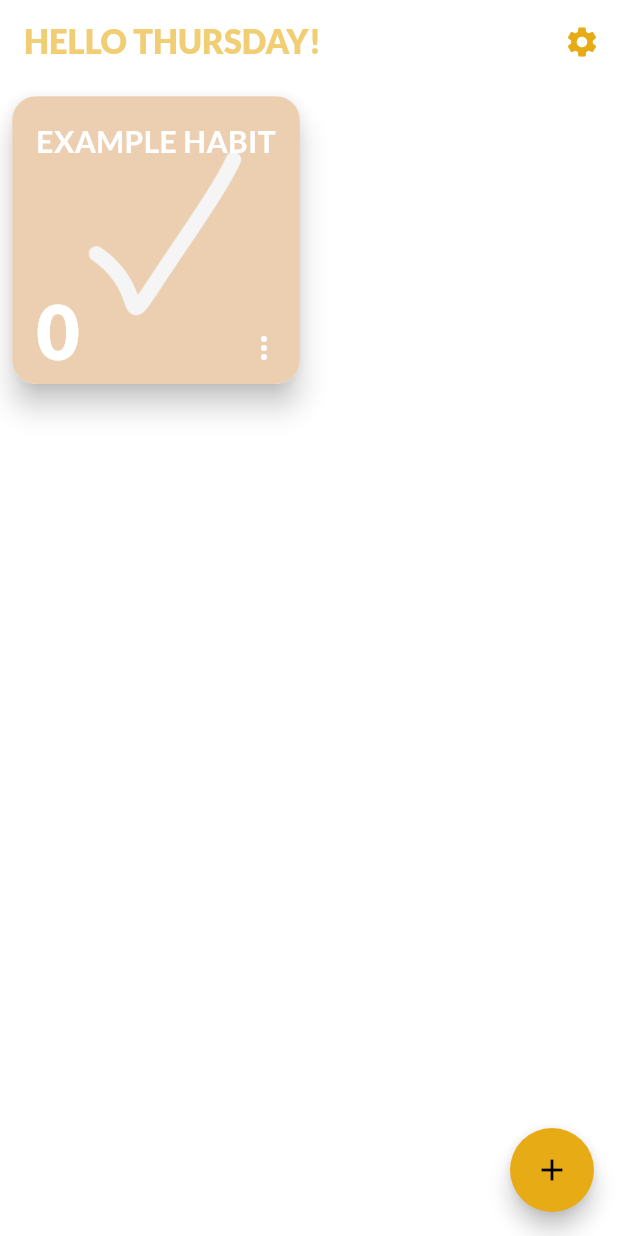
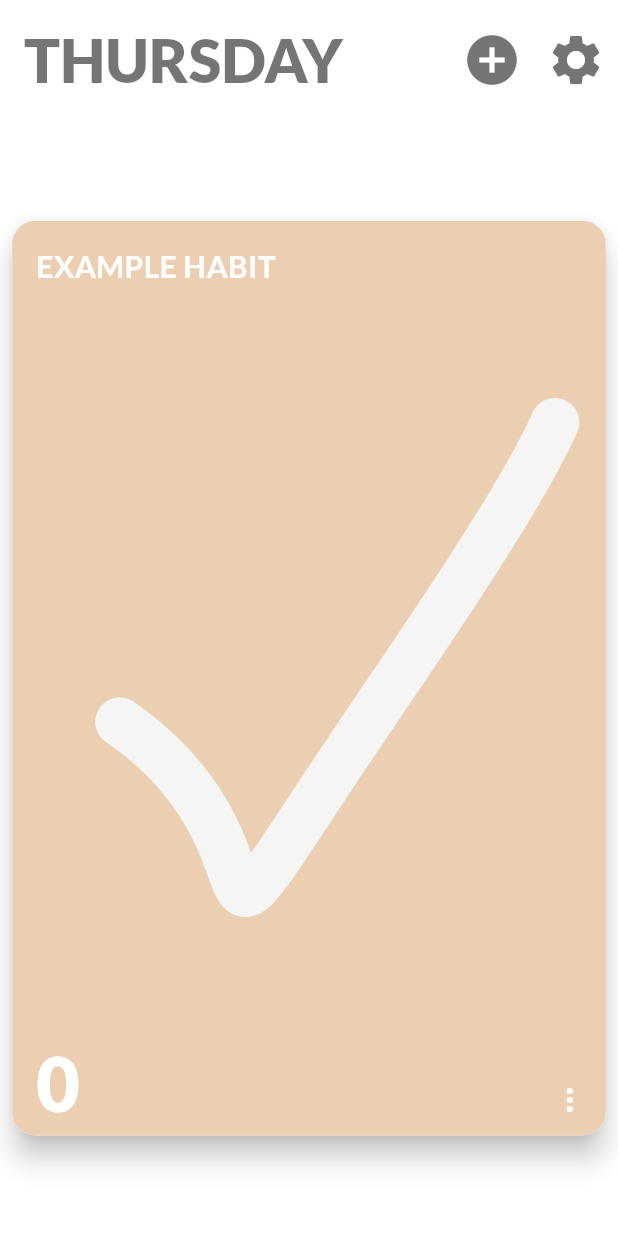
Before and after one commit to agata-miko/skip_the_streak, a Flutter app: the screen it shows after launch, on a phone screen of 412 x 824 dp. Run offline on Flutter 3.47's test engine with Material 3 defaults, Android fonts, the light colour scheme and no system bars; our stand-ins replace bloc, carousel_slider, confetti, flutter_bloc, google_fonts, hive and 1 more; accounts and stored records are empty; generated files the repository leaves out were written again.

Commit message:
habit_layout added (responisve size of the cards depending on the number of habits), appbar in main_habits_screen.dart improved, floating action button removed and iconbutton moved to appbar

```diff
--- a/lib/cubits/milestone_cubit.dart
+++ b/lib/cubits/milestone_cubit.dart
@@ -1,22 +1,49 @@
 import 'package:flutter_bloc/flutter_bloc.dart';
 
 class MilestoneState {
+  final int? milestone;
   final bool isMilestoneSet;
-  final int? milestone;
-  const MilestoneState({required this.isMilestoneSet, this.milestone});
+
+  const MilestoneState({
+    this.milestone,
+    this.isMilestoneSet = false,
+  });
+
+  MilestoneState copyWith({
+    int? milestone,
+    bool? isMilestoneSet,
+  }) {
+    return MilestoneState(
+      milestone: milestone ?? this.milestone,
+      isMilestoneSet: isMilestoneSet ?? this.isMilestoneSet,
+    );
+  }
 }
 
 class MilestoneCubit extends Cubit<MilestoneState> {
   MilestoneCubit() : super(const MilestoneState(isMilestoneSet: false));
 
-  void toggleMilestone(bool isMilestoneSet) {
-    emit(MilestoneState(isMilestoneSet: !state.isMilestoneSet));
+  // Toggle the milestone state
+  void toggleMilestone() {
+    if (state.isMilestoneSet) {
+      // If the milestone is already set, reset it (i.e., set milestone to null)
+      emit(const MilestoneState(isMilestoneSet: false, milestone: null));
+    } else {
+      // If it's not set, keep the current milestone value (if any), or set to a default one
+      // Here, I'm assuming a default value of 1 as an example.
+      emit(MilestoneState(
+        isMilestoneSet: true,
+        milestone: state.milestone ?? 1, // Use the current milestone or a default
+      ));
+    }
   }
 
+  // Reset the milestone to its initial state
   void resetMilestone() {
-    emit(const MilestoneState(isMilestoneSet: false));
+    emit(const MilestoneState(isMilestoneSet: false, milestone: null));
   }
 
+  // Set a specific milestone
   void setMilestone(int milestone) {
     emit(MilestoneState(isMilestoneSet: true, milestone: milestone));
   }
--- a/lib/screens/main_habits_screen.dart
+++ b/lib/screens/main_habits_screen.dart
@@ -5,6 +5,7 @@ import 'package:flutter_bloc/flutter_bloc.dart';
 import '../cubits/hive_cubit.dart';
 import 'package:skip_the_streak/screens/add_habit_screen.dart';
 import '../cubits/hive_state.dart';
+import '../widgets/habit_layout.dart';
 import 'settings_screen.dart';
 import '../widgets/habit_card.dart';
 
@@ -19,15 +20,12 @@ class _MainHabitsScreenState extends State<MainHabitsScreen> {
   @override
   void initState() {
     super.initState();
-    context
-        .read<HiveCubit>()
-        .loadHabits();
+    context.read<HiveCubit>().loadHabits();
     context.read<HiveCubit>().initializeWithDummyHabit();
   }
 
   @override
   Widget build(BuildContext context) {
-
     final screenSize = MediaQuery.of(context).size;
     final screenWidth = screenSize.width;
     final double cardPadding = screenWidth * 0.01;
@@ -39,28 +37,70 @@ class _MainHabitsScreenState extends State<MainHabitsScreen> {
           scrolledUnderElevation: 0,
           title: Builder(
             builder: (BuildContext context) {
-              final locale = Localizations.localeOf(context).toString(); // Get current locale
+              final locale = Localizations.localeOf(context)
+                  .toString(); // Get current locale
               final now = DateTime.now(); // Current date
-              final dayOfWeek = DateFormat('EEEE', locale).format(now); // Localized day
-              final date = DateFormat('dd MMMM', locale).format(now); // Localized date
-              final titleText = '$dayOfWeek' ; // Combine day and date
+              final dayOfWeek =
+                  DateFormat('EEEE', locale).format(now); // Localized day
+              final date =
+                  DateFormat('dd MMMM', locale).format(now); // Localized date
+              final titleText = '$dayOfWeek'; // Combine day and date
 
-              return Text('Hello $titleText!'.toUpperCase(), style: Theme.of(context).textTheme.titleLarge?.copyWith( // Apply the theme's TextStyle
-                fontWeight: FontWeight.w900, color: Color(0xFFE7AC15).withOpacity(0.6))); // Display the localized title
+              return Text('$titleText'.toUpperCase(),
+                  style: Theme.of(context).textTheme.titleLarge?.copyWith(
+                        // Apply the theme's TextStyle
+                        fontWeight: FontWeight.w900,
+                        fontSize: 40,
+                        color: Colors.black54,
+                      )); // Display the localized title
             },
           ),
           actions: [
+            IconButton(
+                onPressed: () {
+                  showModalBottomSheet(
+                    context: context,
+                    isScrollControlled: true, // Allows for full-height modals
+                    shape: const RoundedRectangleBorder(
+                      borderRadius: BorderRadius.vertical(
+                          top: Radius.circular(20),
+                          bottom: Radius.zero), // Rounded corners for the modal
+                    ),
+                    builder: (BuildContext context) {
+                      return const ClipRRect(
+                        borderRadius: BorderRadius.vertical(
+                            top: Radius.circular(20), bottom: Radius.zero),
+                        child: FractionallySizedBox(
+                          heightFactor: 0.9, // Use 90% of the screen height
+                          child: AddHabitScreen(),
+                        ),
+                      );
+                    },
+                  );
+                },
+                icon: Icon(
+                  Icons.add_circle,
+                  size: 40,
+                  color: Colors.black54,
+                )),
             Builder(
               builder: (BuildContext context) {
                 return IconButton(
-                  icon: const Icon(Icons.settings, color: Color(0xFFE7AC15),), // Settings icon
+                  icon: const Icon(
+                    Icons.settings,
+                    size: 40,
+                    color: Colors.black54,
+                  ),
+                  // Settings icon
                   onPressed: () {
                     showModalBottomSheet(
                       context: context,
                       isScrollControlled: true, // Allows for full-height modals
                       shape: const RoundedRectangleBorder(
                         borderRadius: BorderRadius.vertical(
-                            top: Radius.circular(20), bottom: Radius.zero), // Rounded corners for the modal
+                            top: Radius.circular(20),
+                            bottom:
+                                Radius.zero), // Rounded corners for the modal
                       ),
                       builder: (BuildContext context) {
                         return ClipRRect(
@@ -77,6 +117,7 @@ class _MainHabitsScreenState extends State<MainHabitsScreen> {
               },
             ),
           ],
+          toolbarHeight: 80,
         ),
         body: Padding(
           padding: EdgeInsets.all(cardPadding),
@@ -94,24 +135,18 @@ class _MainHabitsScreenState extends State<MainHabitsScreen> {
                     } else if (state is HiveLoaded) {
                       final habits =
                           state.habits; // **<--- Get habits from state**
-                      return GridView.builder(
-                        gridDelegate: SliverGridDelegateWithFixedCrossAxisCount(
-                          crossAxisCount: 2,
-                          // Two columns
-                          crossAxisSpacing: cardPadding,
-                          // Space between columns
-                          mainAxisSpacing: cardPadding,
-                          // Space between rows
-                          childAspectRatio: 1,
-                        ),
-                        itemCount: habits.length,
-                        // **<--- Use the number of habits**
-                        itemBuilder: (context, index) {
-                          final habit =
-                              habits[index]; // **<--- Get each habit**
-                          return HabitCard(
-                              card: habit,
-                          habitId: habit.id); // **<--- Pass the habit to the HabitCard**
+                      return BlocBuilder<HiveCubit, HiveState>(
+                        builder: (context, state) {
+                          if (state is HiveLoading) {
+                            return const Center(
+                                child: CircularProgressIndicator());
+                          } else if (state is HiveLoaded) {
+                            return HabitLayout(habits: state.habits);
+                          } else if (state is HiveError) {
+                            return const Center(
+                                child: Text('Failed to load habits'));
+                          }
+                          return const Center(child: Text('No habits found'));
                         },
                       );
                     } else if (state is HiveError) {
@@ -128,30 +163,35 @@ class _MainHabitsScreenState extends State<MainHabitsScreen> {
             ],
           ),
         ),
-        floatingActionButton: FloatingActionButton(
-          shape: const CircleBorder(),
-          backgroundColor: Color(0xFFE7AC15),
-          onPressed: () {
-            showModalBottomSheet(
-              context: context,
-              isScrollControlled: true, // Allows for full-height modals
-              shape: const RoundedRectangleBorder(
-                borderRadius: BorderRadius.vertical(
-                    top: Radius.circular(20), bottom: Radius.zero), // Rounded corners for the modal
-              ),
-              builder: (BuildContext context) {
-                return const ClipRRect(
-                  borderRadius: BorderRadius.vertical(top: Radius.circular(20), bottom: Radius.zero),
-                  child: FractionallySizedBox(
-                    heightFactor: 0.9, // Use 90% of the screen height
-                    child: AddHabitScreen(),
-                  ),
-                );
-              },
-            );
-          },
-          child: const Icon(Icons.add),
-        ),
+        // floatingActionButtonLocation: FloatingActionButtonLocation.centerDocked,
+        // floatingActionButton: FloatingActionButton(
+        //   shape: const CircleBorder(),
+        //   backgroundColor: Color(0xFFE7AC15),
+        //   onPressed: () {
+        //     showModalBottomSheet(
+        //       context: context,
+        //       isScrollControlled: true, // Allows for full-height modals
+        //       shape: const RoundedRectangleBorder(
+        //         borderRadius: BorderRadius.vertical(
+        //             top: Radius.circular(20), bottom: Radius.zero), // Rounded corners for the modal
+        //       ),
+        //       builder: (BuildContext context) {
+        //         return const ClipRRect(
+        //           borderRadius: BorderRadius.vertical(top: Radius.circular(20), bottom: Radius.zero),
+        //           child: FractionallySizedBox(
+        //             heightFactor: 0.9, // Use 90% of the screen height
+        //             child: AddHabitScreen(),
+        //           ),
+        //         );
+        //       },
+        //     );
+        //   },
+        //   child: const Icon(Icons.add),
+        // ),
+        // // bottomNavigationBar: BottomAppBar(
+        // //   shape: const CircularNotchedRectangle(),
+        // //   child: SizedBox(height: 50,),
+        // // ),
       ),
     );
   }
--- /dev/null
+++ b/lib/widgets/habit_layout.dart
@@ -0,0 +1,62 @@
+import 'package:flutter/material.dart';
+import '../models/habit.dart';
+import 'habit_card.dart';
+
+class HabitLayout extends StatelessWidget {
+  final List<Habit> habits;
+
+  const HabitLayout({super.key, required this.habits});
+
+  @override
+  Widget build(BuildContext context) {
+    if (habits.length == 1) {
+      return Center(
+        child: SizedBox(
+          width: MediaQuery.of(context).size.width,
+          height: MediaQuery.of(context).size.width * 1.5,
+          child: HabitCard(card: habits[0], habitId: habits[0].id),
+        ),
+      );
+    } else if (habits.length >= 2 && habits.length <=3) {
+      return Column(
+        children: habits
+            .map((habit) => Expanded(
+          child: Padding(
+            padding: const EdgeInsets.only(bottom: 8, left: 8, right: 8),
+            child: HabitCard(card: habit, habitId: habit.id),
+          ),
+        ))
+            .toList(),
+      );
+    }
+    else if (habits.length == 4) {
+      return GridView.builder(
+        gridDelegate: SliverGridDelegateWithFixedCrossAxisCount(
+          crossAxisCount: MediaQuery.of(context).size.width > 600 ? 3 : 2,
+          crossAxisSpacing: 8,
+          mainAxisSpacing: 8,
+          childAspectRatio: 0.52,
+        ),
+        itemCount: habits.length,
+        itemBuilder: (context, index) => HabitCard(
+          card: habits[index],
+          habitId: habits[index].id,
+        ),
+      );
+      } else {
+      return GridView.builder(
+        gridDelegate: SliverGridDelegateWithFixedCrossAxisCount(
+          crossAxisCount: MediaQuery.of(context).size.width > 600 ? 3 : 2,
+          crossAxisSpacing: 8,
+          mainAxisSpacing: 8,
+          childAspectRatio: 1,
+        ),
+        itemCount: habits.length,
+        itemBuilder: (context, index) => HabitCard(
+          card: habits[index],
+          habitId: habits[index].id,
+        ),
+      );
+    }
+  }
+}
```
Also changed, not shown: lib/screens/add_habit_screen.dart (+4 -4 lines), lib/screens/edit_habit_screen.dart (+26 -21 lines), lib/widgets/habit_card.dart (+34 -20 lines), lib/widgets/milestone_carousel.dart (+70 -11 lines).
